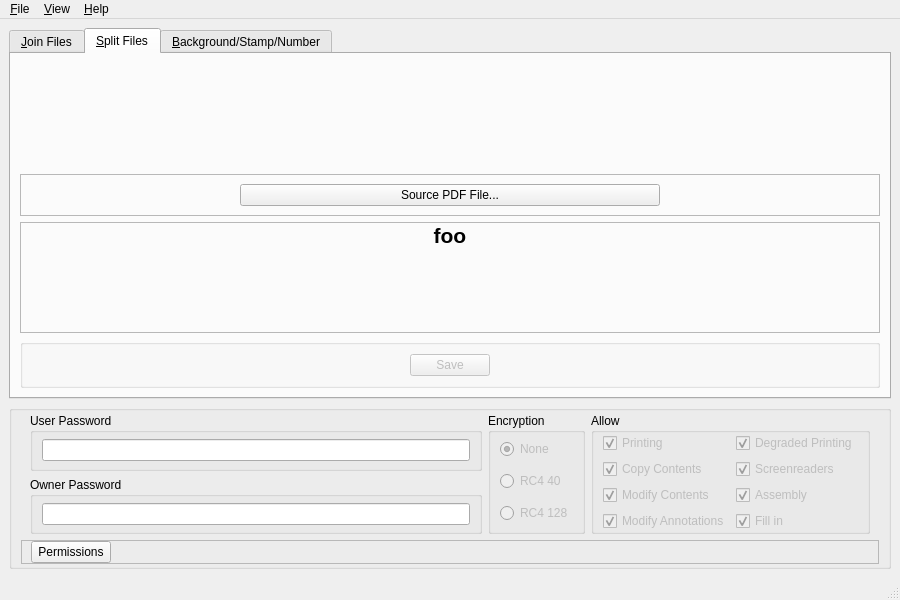
First picture: the form in userInterface.ui, repository DrBassman/pyPDFTKbuilder, before the edit.
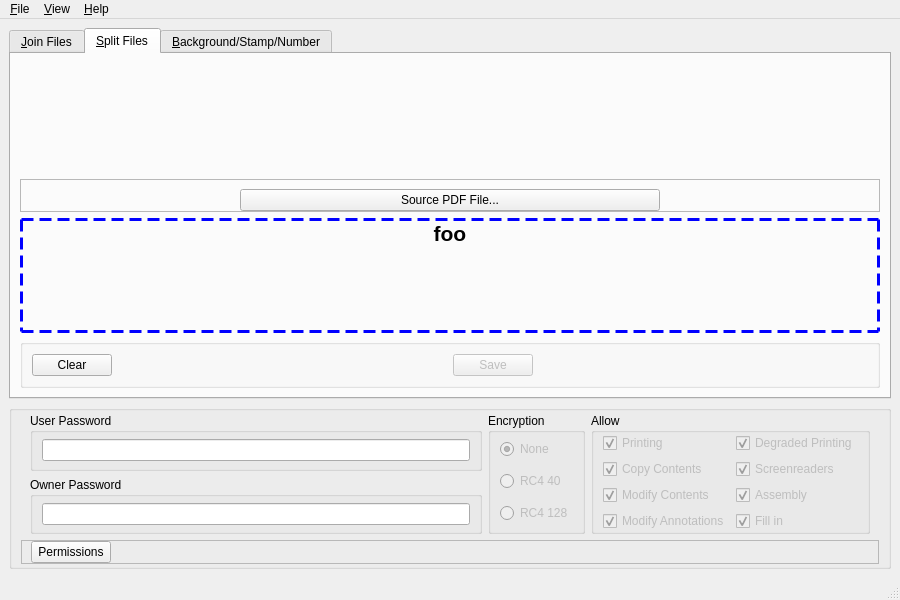
Second picture: the form after the edit. The open tabs and pages were chosen to show the change. Custom widgets are drawn as their Qt base class.

Commit message: Add dashed frame to drag & drop areas; Add 'reset' button to Split Files tab

What changed in the file:
```diff
--- a/userInterface.ui
+++ b/userInterface.ui
@@ -239,6 +239,9 @@
            <enum>QFrame::Raised</enum>
           </property>
           <layout class="QHBoxLayout" name="horizontalLayout_2" stretch="1,2,1">
+           <property name="bottomMargin">
+            <number>0</number>
+           </property>
            <item>
             <spacer name="horizontalSpacer_6">
              <property name="orientation">
@@ -280,6 +283,12 @@
         </item>
         <item>
          <widget class="DropPDFQFrame" name="frame">
+          <property name="toolTip">
+           <string>Drag &amp; drop a PDF file to split into this area...</string>
+          </property>
+          <property name="styleSheet">
+           <string notr="true">border : 3px dashed blue;</string>
+          </property>
           <property name="frameShape">
            <enum>QFrame::StyledPanel</enum>
           </property>
@@ -307,6 +316,9 @@
                <bold>true</bold>
               </font>
              </property>
+             <property name="styleSheet">
+              <string notr="true">border: 0</string>
+             </property>
              <property name="text">
               <string>foo</string>
              </property>
@@ -337,6 +349,16 @@
            <string/>
           </property>
           <layout class="QHBoxLayout" name="horizontalLayout_9">
+           <item>
+            <widget class="QPushButton" name="splitClearPushButton">
+             <property name="toolTip">
+              <string>Reset the Split Files tab...</string>
+             </property>
+             <property name="text">
+              <string>Clear</string>
+             </property>
+            </widget>
+           </item>
            <item>
             <spacer name="horizontalSpacer_8">
              <property name="orientation">
```
Left out of the diff: 11 changed lines with no effect on the pictures. The commit also changes 3 other files.
